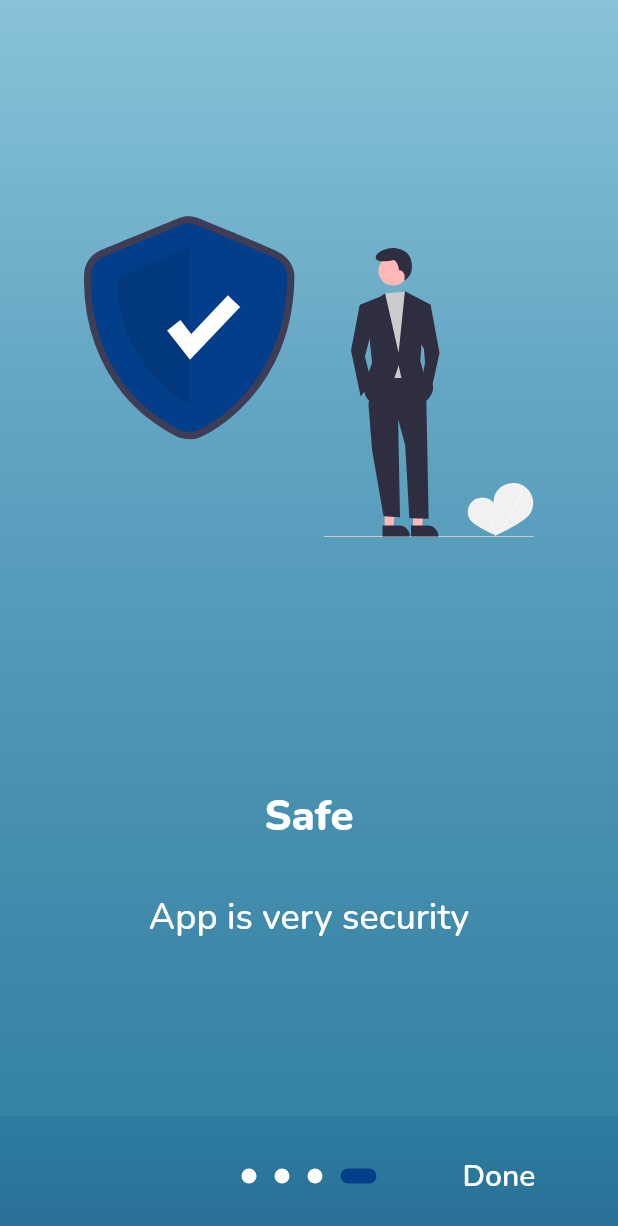
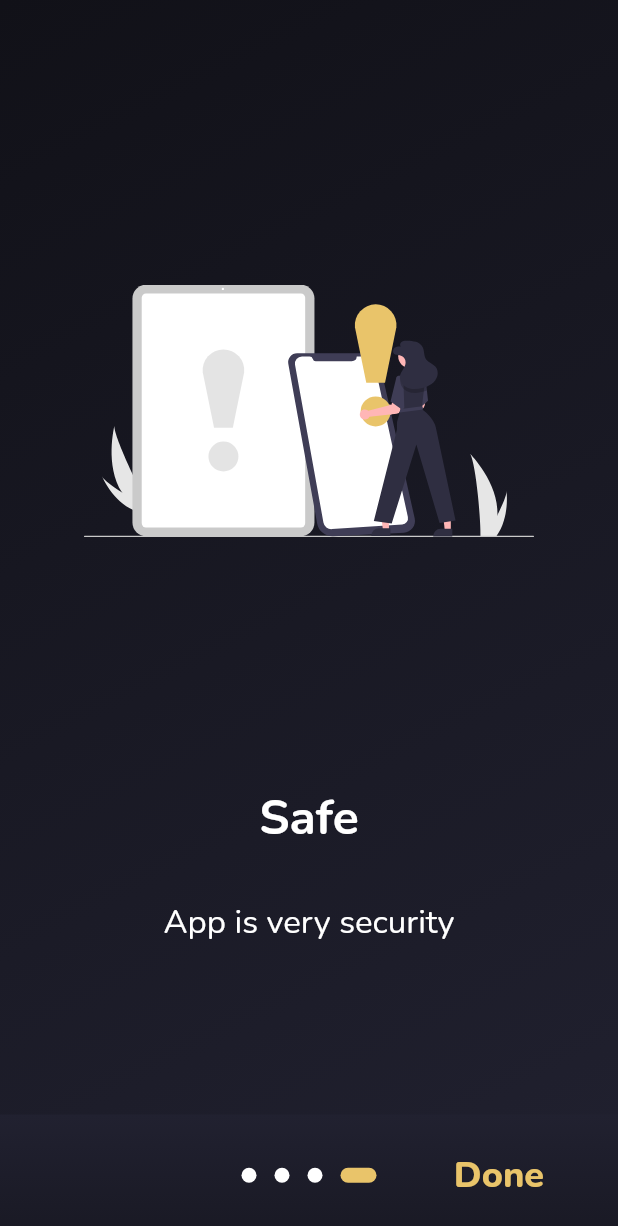
Before and after one commit to tyypgzl/WalletG, a Flutter app: the screen it shows after launch, after a tap on "Skip", on a phone screen of 412 x 824 dp. Shown: the top 1226 px of the screen. Run offline on Flutter 3.47's test engine with Material 2 defaults, Android fonts, the phone set to English and light mode, and no system bars; drawn by our look-alikes of introduction_screen; our stand-ins replace animated_text_kit, cloud_firestore, curved_navigation_bar, firebase_auth, firebase_core, fl_chart and 3 more; accounts and stored records are empty.

Commit message:
ui tasarımı değişti.

```diff
--- a/Project/lib/constants/color_theme.dart
+++ b/Project/lib/constants/color_theme.dart
@@ -1,45 +1,30 @@
 import 'package:flutter/material.dart';
 
 class AppColor {
+  static const primaryColorBlue = Color(0xFF264653);
+  static const primaryColorBlueAccent = Color(0xFF2A9D8F);
+  static const primaryColorYellow = Color(0xFFE9C46A);
+  static const primaryColorOrangeAccent = Color(0xFFF4A261);
+  static const primaryColorOrange = Color(0xFFE76F51);
+  static const primaryColorRed = Color(0xFFF94144);
+  static const primaryColorGray = Color(0xFFC2C2D6);
+
+  static const primaryColorWhite = Colors.white;
+  static const primaryColorBlack = Colors.black;
+
+  static const gradient1 = Color(0xFF111118);
+  static const gradient2 = Color(0xFF191924);
+  static const gradient3 = Color(0xFF212130);
+
   //SplashScreen
-  static const splashTitleColor = Color(0xFF023E8A);
+  static const splashTitleColor = Colors.white;
 
-  //introScreen
-  static const gradient1 = Color(0xFF89C2D9);
-  static const gradient2 = Color(0xFF61A5C2);
-  static const gradient3 = Color(0xFF468FAF);
-  static const gradient4 = Color(0xFF2C7DA0);
-  static const gradient5 = Color(0xFF2A6F97);
-
-  static const buttonColor = Color(0xFFFFFFFF);
-  static const textAndbody = Color(0xFFFFFFFF);
-  static const dotActive = Color(0xFF023E8A);
-  static const dotPassive = Color(0xFFFFFFFF);
-
-  //HomeScreen
-  static const homeAppBar = Color(0xFF286A8F);
-  static const homeAppBarTitle = Color(0xFF286A8F);
-
-  static const homeBG = Color(0xFFE0F1F5);
-
-  static const BotNavSelected = Color(0xFFC0E1EC);
-  static const BotNavUnselected = Color(0xFF011728);
-
-  static const cardBG = Color(0xFFFFFFFF);
-  static const homeScreenTitle = Color(0xFF01497C);
-
-  //ButtonContainer
-  static const ButtonContainerBG = Color(0xFF89C2D9);
-  static const SelectedButton = Color(0xFFFFFFFF);
-  static const UnselectedButton = Color(0xFF89C2D9);
+  //OnboardScren
+  static const dotActive = Color(0xFFE9C46A);
+  static const dotPAssive = Color(0xFFFFFFFF);
 
   //Chart
   static const Chart1 = Color(0xFF011728);
   static const Chart2 = Color(0xFF2A6F97);
   static const Chart3 = Color(0xFF89C2D9);
-
-  //CardScreen
-  static const buttonsBG = Color(0xFF286A8F);
-  static const creditCardBG = Color(0xFFFFFFFF);
-  static const creditCardText = Color(0xFF014F86);
 }
--- a/Project/lib/feaure/view/CustomWidget/CustomAppBar.dart
+++ b/Project/lib/feaure/view/CustomWidget/CustomAppBar.dart
@@ -17,7 +17,7 @@ class CustomAppBar extends StatelessWidget implements PreferredSizeWidget {
         AuthenticationService(FirebaseAuth.instance);
     return AppBar(
       centerTitle: true,
-      iconTheme: IconThemeData(color: AppColor.creditCardText, size: 40),
+      iconTheme: IconThemeData(color: AppColor.primaryColorBlue, size: 40),
       elevation: 0,
       title: Text(
         "WalletG",
@@ -27,7 +27,7 @@ class CustomAppBar extends StatelessWidget implements PreferredSizeWidget {
           fontWeight: FontWeight.w700,
         ),
       ),
-      backgroundColor: AppColor.homeBG,
+      backgroundColor: AppColor.primaryColorWhite,
       actions: [
         IconButton(
           onPressed: () async {
@@ -48,7 +48,7 @@ class CustomAppBar extends StatelessWidget implements PreferredSizeWidget {
           },
           icon: Icon(
             Icons.power_settings_new,
-            color: AppColor.creditCardText,
+            color: AppColor.primaryColorBlue,
             size: 32,
           ),
         ),
--- a/Project/lib/feaure/view/CustomWidget/CustomNavBar.dart
+++ b/Project/lib/feaure/view/CustomWidget/CustomNavBar.dart
@@ -15,15 +15,15 @@ class CustomNavBar extends StatelessWidget {
     Size size = MediaQuery.of(context).size;
     return CurvedNavigationBar(
       height: size.height * .08,
-      color: AppColor.homeAppBar,
+      color: AppColor.primaryColorBlueAccent,
       animationDuration: Duration(milliseconds: 500),
-      backgroundColor: AppColor.homeBG,
+      backgroundColor: AppColor.primaryColorWhite,
       index: pageIndex,
       onTap: (index) {
         switch (index) {
           case 0:
             Navigator.of(context)
-                .push(MaterialPageRoute(builder: (context) => HomeScreen()));
+                .push(MaterialPageRoute(builder: (context) => HomeView()));
             break;
           case 1:
             Navigator.of(context)
--- a/Project/lib/feaure/view/HomeScreen/Card_View.dart
+++ b/Project/lib/feaure/view/HomeScreen/Card_View.dart
@@ -28,7 +28,7 @@ class _CardScreenState extends State<CardScreen> {
         body: Container(
           width: size.width,
           height: size.height,
-          color: AppColor.homeBG,
+          color: AppColor.primaryColorWhite,
           child: Column(
             children: [
               Row(
--- a/Project/lib/feaure/view/OnboardingScreen/onboarding_view.dart
+++ b/Project/lib/feaure/view/OnboardingScreen/onboarding_view.dart
@@ -64,7 +64,7 @@ class _OnboardViewState extends State<OnboardView> {
         ],
         dotsDecorator: DotsDecorator(
           activeColor: AppColor.dotActive,
-          color: AppColor.dotPassive,
+          color: AppColor.dotPAssive,
           activeSize: Size(24, 10),
           size: Size(10, 10),
           activeShape: RoundedRectangleBorder(
@@ -76,8 +76,8 @@ class _OnboardViewState extends State<OnboardView> {
             begin: Alignment.topCenter,
             end: Alignment.bottomCenter,
             colors: [
-              AppColor.gradient4,
-              AppColor.gradient5,
+              AppColor.gradient3,
+              AppColor.gradient2,
             ],
           ),
         ),
@@ -95,29 +95,30 @@ Widget buildImage(String imgURL) => SvgPicture.asset(
 PageDecoration buildPageDecorations() => PageDecoration(
       bodyAlignment: Alignment.center,
       titleTextStyle: GoogleFonts.nunito(
-          fontSize: 28,
-          fontWeight: FontWeight.w800,
-          color: AppColor.textAndbody),
+          fontSize: 32,
+          fontWeight: FontWeight.w700,
+          color: AppColor.primaryColorWhite),
       bodyTextStyle: GoogleFonts.nunito(
-          fontSize: 24,
-          fontWeight: FontWeight.w500,
-          color: AppColor.textAndbody),
+          fontSize: 22,
+          fontWeight: FontWeight.w400,
+          color: AppColor.primaryColorWhite),
       descriptionPadding: EdgeInsets.all(8),
       imageFlex: 1,
       footerPadding: EdgeInsets.all(1),
       boxDecoration: BoxDecoration(
         gradient: LinearGradient(
-          begin: Alignment.topCenter,
-          end: Alignment.bottomCenter,
+          begin: Alignment.topLeft,
+          end: Alignment.bottomRight,
           colors: [
             AppColor.gradient1,
             AppColor.gradient2,
             AppColor.gradient3,
-            AppColor.gradient4,
           ],
         ),
       ),
     );
 
 TextStyle getButtonStyle() => GoogleFonts.nunito(
-    color: AppColor.buttonColor, fontSize: 20, fontWeight: FontWeight.w600);
+    color: AppColor.primaryColorYellow,
+    fontSize: 24,
+    fontWeight: FontWeight.w800);
--- a/Project/lib/feaure/view/SplashScreen/splash_view.dart
+++ b/Project/lib/feaure/view/SplashScreen/splash_view.dart
@@ -28,7 +28,7 @@ class _SplashViewState extends State<SplashView> {
     Future.delayed(Duration(milliseconds: 3500), () {
       if (authControl) {
         Navigator.of(context).pushReplacement(
-            MaterialPageRoute(builder: (context) => HomeScreen()));
+            MaterialPageRoute(builder: (context) => HomeView()));
       } else {
         Navigator.of(context).pushReplacement(
             MaterialPageRoute(builder: (context) => OnboardView()));
@@ -47,7 +47,6 @@ class _SplashViewState extends State<SplashView> {
               AppColor.gradient1,
               AppColor.gradient2,
               AppColor.gradient3,
-              AppColor.gradient4,
             ],
             begin: Alignment.topLeft,
             end: Alignment.bottomRight,
@@ -57,12 +56,10 @@ class _SplashViewState extends State<SplashView> {
           child: Column(
             mainAxisAlignment: MainAxisAlignment.center,
             children: [
-              SvgPicture.asset(
-                "assets/images/wallet.svg",
-                fit: BoxFit.cover,
-                width: 150,
-                color: Colors.white,
-              ),
+              SvgPicture.asset("assets/images/wallet.svg",
+                  fit: BoxFit.cover,
+                  width: 150,
+                  color: AppColor.splashTitleColor),
               SizedBox(
                 height: 70,
               ),
@@ -72,7 +69,7 @@ class _SplashViewState extends State<SplashView> {
                     "WalletG",
                     speed: Duration(milliseconds: 500),
                     textStyle: GoogleFonts.nunito(
-                      color: Colors.white,
+                      color: AppColor.splashTitleColor,
                       fontSize: 40,
                       fontWeight: FontWeight.w700,
                     ),
@@ -86,10 +83,3 @@ class _SplashViewState extends State<SplashView> {
     );
   }
 }
- /* Text(
-                "WalletG",
-                style: GoogleFonts.nunito(
-                    color: Colors.white,
-                    fontSize: 40,
-                    fontWeight: FontWeight.w700),
-              ), */
```
Also changed, not shown: Project/lib/feaure/view/AuthScreen/login_view.dart (+9 -13 lines), Project/lib/feaure/view/AuthScreen/sign_up_view.dart (+103 -52 lines), Project/lib/feaure/view/HomeScreen/Home_View.dart (+16 -16 lines), Project/lib/feaure/view/HomeScreen/Transactions_View.dart.dart (+7 -7 lines), Project/assets/images/actual.svg, Project/assets/images/easy.svg, Project/assets/images/free.svg, Project/assets/images/safe.svg.
